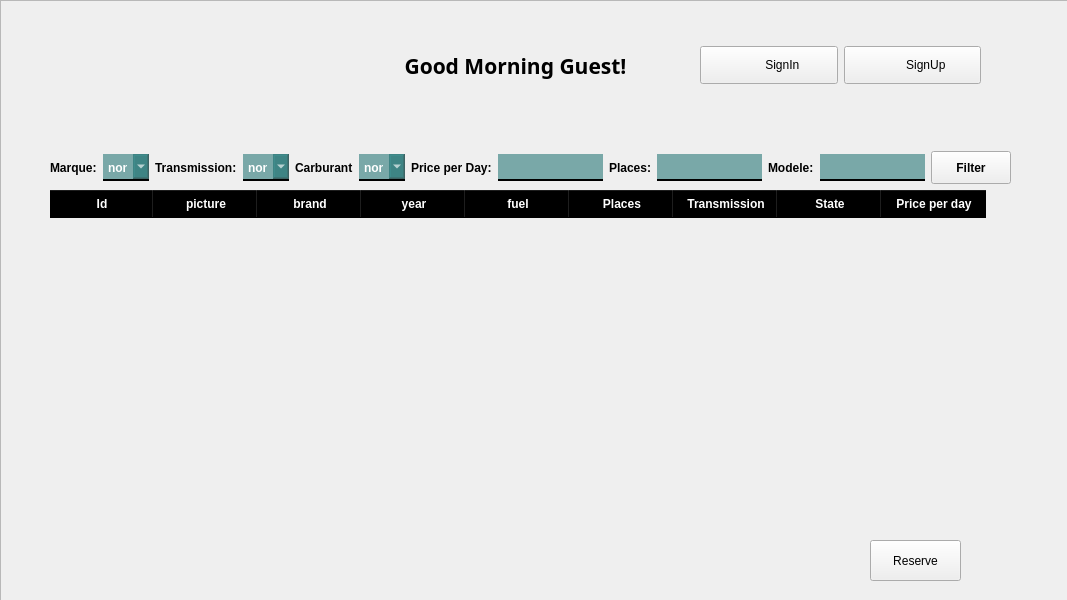
Qt form UI/tabw.ui (Rolerdxx/Car-Rental) before a commit.
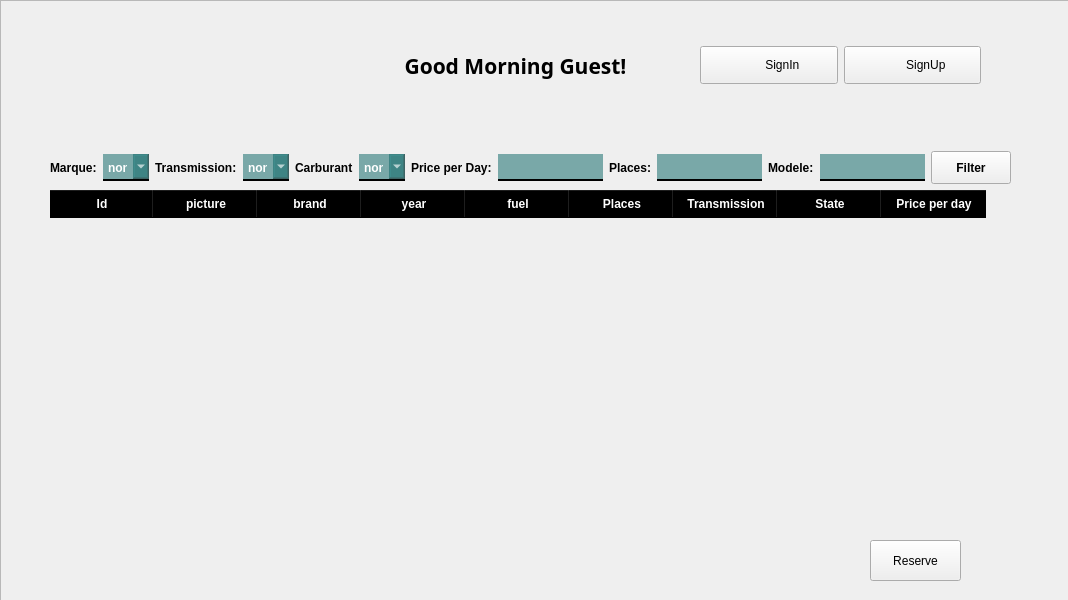
The same form after that commit. Icons and pictures are not drawn.

The edit to the form file:
```diff
--- a/UI/tabw.ui
+++ b/UI/tabw.ui
@@ -6,7 +6,7 @@
    <rect>
     <x>0</x>
     <y>0</y>
-    <width>1067</width>
+    <width>1068</width>
     <height>600</height>
    </rect>
   </property>
```
